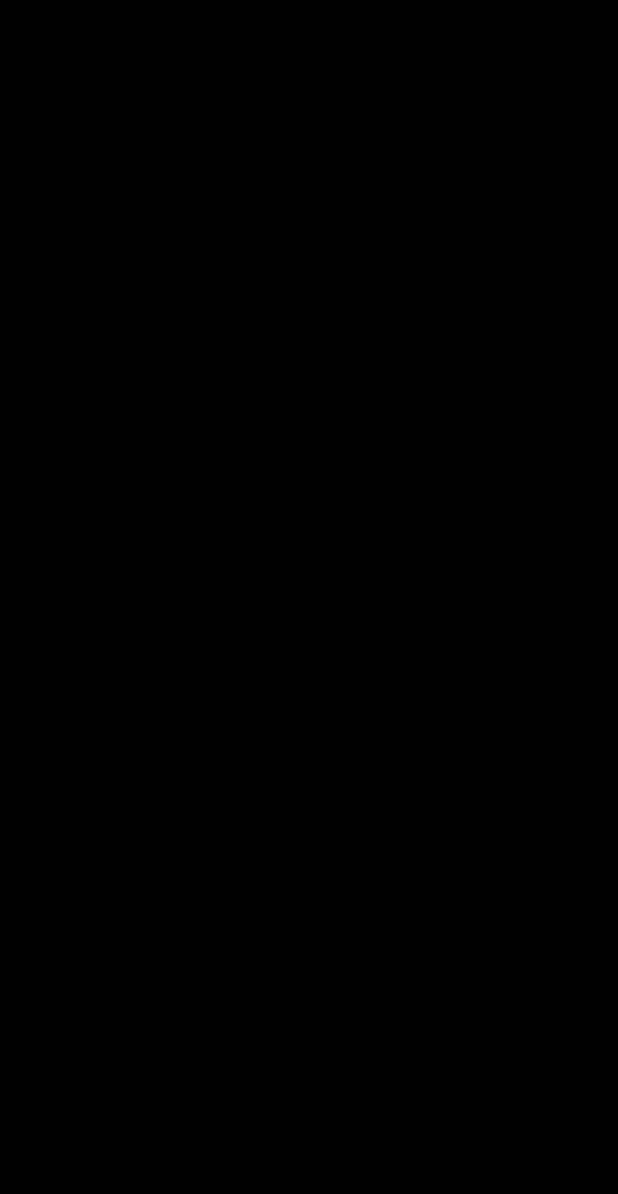
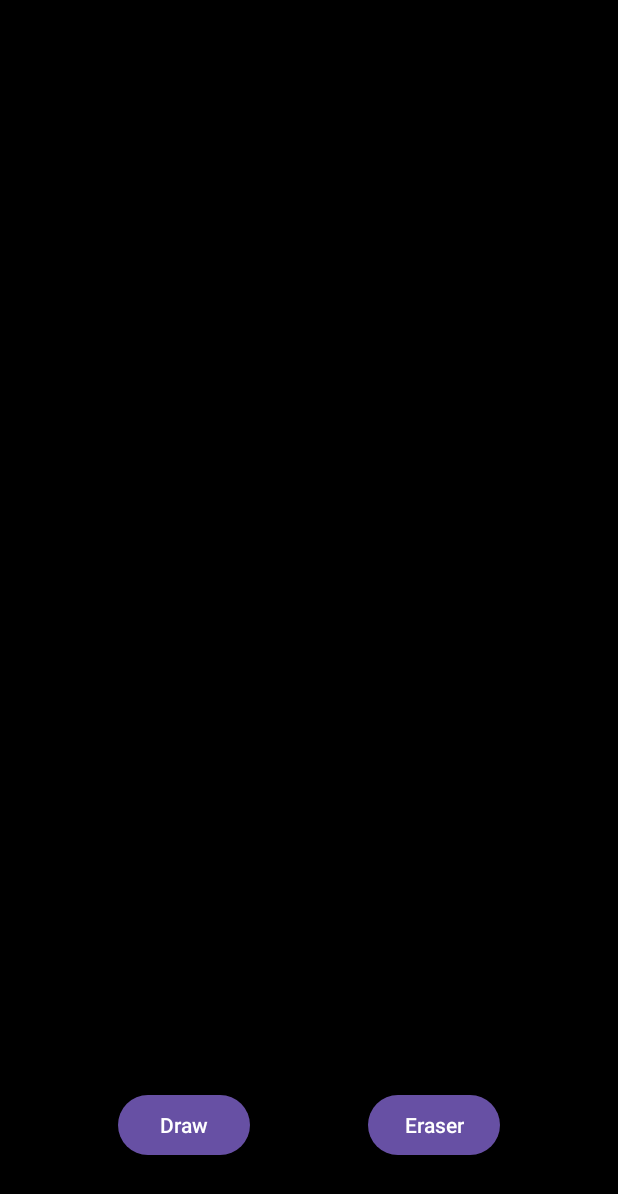
Before and after one commit to tuandv618/DrawView, an Android app: the screen it shows after launch (PandaActivity), on a phone screen of 412 x 824 dp. Before the commit the part shown is empty. Shown: the top 1194 px of the screen. Run offline under Robolectric (Android 15) with nearby library versions, the phone set to English and light mode, and no system bars.

```diff
--- a/app/src/main/java/com/canvas/paint/panda/PandaActivity.kt
+++ b/app/src/main/java/com/canvas/paint/panda/PandaActivity.kt
@@ -4,13 +4,24 @@ import androidx.appcompat.app.AppCompatActivity
 import android.os.Bundle
 import android.widget.Button
 import com.canvas.paint.R
+import com.canvas.paint.databinding.ActivityPandaBinding
 import com.canvas.paint.panda.view.CustomView
 
 class PandaActivity : AppCompatActivity() {
 
+    private lateinit var binding:ActivityPandaBinding
     override fun onCreate(savedInstanceState: Bundle?) {
         super.onCreate(savedInstanceState)
-        setContentView(R.layout.activity_panda)
+        binding = ActivityPandaBinding.inflate(layoutInflater)
+        setContentView(binding.root)
+
+        binding.btnEraser.setOnClickListener {
+            binding.customView.enableEraser()
+        }
+
+        binding.btnDraw.setOnClickListener {
+            binding.customView.disableEraser()
+        }
 
     }
 }
--- a/app/src/main/java/com/canvas/paint/panda/view/CustomView.kt
+++ b/app/src/main/java/com/canvas/paint/panda/view/CustomView.kt
@@ -3,59 +3,173 @@ package com.canvas.paint.panda.view
 import android.annotation.SuppressLint
 import android.content.Context
 import android.graphics.*
+import android.graphics.drawable.VectorDrawable
 import android.util.AttributeSet
 import android.view.MotionEvent
 import android.view.View
+import androidx.core.content.ContextCompat
+import androidx.core.graphics.drawable.toBitmap
+import com.canvas.paint.R
 import kotlin.math.sqrt
 
 class CustomView(context: Context, attrs: AttributeSet?) : View(context, attrs) {
-    private val path = Path()
-    private val paint = Paint().apply {
-        color = Color.WHITE
+
+    /**
+     * Kích thước icon, nét vẽ
+     */
+    private val sizeBrush = 30f
+
+    private var path = Path()
+    private var paint = Paint().apply {
+        color = Color.TRANSPARENT
         style = Paint.Style.STROKE
-        strokeWidth = 30F
+        strokeWidth = sizeBrush
     }
 
-    private val pointPaint = Paint().apply {
-        color = Color.RED // Màu sắc của chấm tròn
-        style = Paint.Style.FILL // Vẽ chấm tròn đầy
+    private val icon: Bitmap // Dữ liệu cần vẽ
+    private val points = mutableListOf<PointF>() // Danh sách để lưu trữ các điểm
+
+
+    private var scaledBitmapStroke: Bitmap? = null
+    // Tạo Bitmap và Canvas riêng để vẽ
+    private lateinit var drawCanvas: Canvas
+    private lateinit var canvasBitmap: Bitmap
+    private var bitmapStroke: VectorDrawable? = null // Data của stroke
+
+
+    private var eraserPaint = Paint()  // Paint của tẩy
+    private var isEraserOn = false
+
+
+    // Chức năng tẩy
+    fun enableEraser() {
+        isEraserOn = true
+        eraserPaint = Paint().apply {
+            isAntiAlias = true
+            strokeWidth = sizeBrush
+            style = Paint.Style.STROKE
+            strokeJoin = Paint.Join.ROUND
+            strokeCap = Paint.Cap.ROUND
+            xfermode = PorterDuffXfermode(PorterDuff.Mode.CLEAR)
+        }
     }
 
-    private val points = mutableListOf<PointF>() // Danh sách để lưu trữ các điểm
+    // Chức năng vẽ bình thường
+    fun disableEraser() {
+        isEraserOn = false
+        paint = Paint().apply {
+            color = Color.TRANSPARENT
+            style = Paint.Style.STROKE
+            strokeWidth = sizeBrush
+        }
+    }
 
+
+
+    // Tạo Bitmap và Canvas riêng để vẽ
+    override fun onSizeChanged(w: Int, h: Int, oldw: Int, oldh: Int) {
+        super.onSizeChanged(w, h, oldw, oldh)
+        scaledBitmapStroke = Bitmap.createBitmap(w, h, Bitmap.Config.ARGB_8888)
+        scaledBitmapStroke?.let { scaledBitmapStroke ->
+            val canvasStroke = Canvas(scaledBitmapStroke)
+            bitmapStroke?.setBounds(0, 0, w, h)
+            bitmapStroke?.draw(canvasStroke)
+        }
+        canvasBitmap = Bitmap.createBitmap(w, h, Bitmap.Config.ARGB_8888)
+        drawCanvas = Canvas(canvasBitmap)
+    }
+
+    init {
+        // Lấy bitmap từ drawable
+        val drawable = ContextCompat.getDrawable(context, R.drawable.emoji01_1)
+        icon = drawable?.toBitmap(sizeBrush.toInt(), sizeBrush.toInt()) ?: Bitmap.createBitmap(
+            sizeBrush.toInt(),
+            sizeBrush.toInt(),
+            Bitmap.Config.ARGB_8888
+        ) // Kích thước mặc định nếu không có drawable
+    }
+
+    /**
+     * Khi người dùng chạm xuống, nó bắt đầu một đường vẽ tại vị trí chạm và khi người dùng di chuyển ngón tay,
+     * nó sẽ vẽ tiếp theo đường đã vẽ trước đó, đồng thời thêm các điểm vào danh sách nếu người dùng di chuyển đủ xa
+     */
     @SuppressLint("ClickableViewAccessibility")
     override fun onTouchEvent(event: MotionEvent): Boolean {
         val x = event.x
         val y = event.y
         when (event.action) {
             MotionEvent.ACTION_DOWN -> {
-                path.moveTo(x, y)
-                points.add(PointF(x, y)) // Thêm điểm bắt đầu
+                points.clear()
+                if(!isEraserOn){
+                    points.add(PointF(x, y))  // Thêm điểm bắt đầu
+                }else{
+                    path.moveTo(x, y)
+                }
             }
 
             MotionEvent.ACTION_MOVE -> {
-                path.lineTo(x, y)
-                // Thêm điểm vào danh sách với khoảng cách
-                if (points.size == 0 || points.last().distance(x, y) > 50) { // Thay đổi khoảng cách nếu cần
-                    points.add(PointF(x, y))
+                if(!isEraserOn){
+                    // Thêm điểm vào danh sách với khoảng cách
+                    if (points.size == 0 || points.last()
+                            .distance(x, y) > (sizeBrush + 20)
+                    ) { // Thay đổi khoảng cách nếu cần
+                        points.add(PointF(x, y))
+                    }
+                }else{
+                    path.lineTo(x, y)
                 }
+
                 invalidate()
             }
+
+            MotionEvent.ACTION_UP -> {
+                path = Path()
+            }
         }
+
         return true
     }
 
+    /**
+     * Hàm distance này để trong trường hợp cần kiểm tra khoảng cách giữa các điểm,
+     * Kiểm tra xem người dùng đã người dùng đã di chuyển một khoảng cách đủ lớn để vẽ một điểm mới hay chưa.
+     */
     private fun PointF.distance(x: Float, y: Float): Float {
         return sqrt(((this.x - x) * (this.x - x) + (this.y - y) * (this.y - y)).toDouble()).toFloat()
     }
 
+    /**
+     * Vẽ lại view mới
+     */
     override fun onDraw(canvas: Canvas) {
         super.onDraw(canvas)
-        canvas.drawPath(path, paint)
+        //canvas.drawPath(path, paint)
+        drawBitmap(canvas)
+    }
 
-        // Vẽ các chấm tròn tại các điểm
-        for (point in points) {
-            canvas.drawCircle(point.x, point.y, 10f, pointPaint) // Kích thước của chấm tròn
+    /**
+     * Vẽ các nét vẽ bằng các icon dựa trên các tọa độ đã lưu
+     */
+    private fun drawBitmap(canvas: Canvas) {
+        // Vẽ Bitmap đã lưu lên canvas
+        canvas.drawBitmap(canvasBitmap, 0f, 0f, null)
+
+
+
+        // Vẽ nét đang vẽ
+        if (isEraserOn) {
+            drawCanvas.drawPath(path, eraserPaint)  // Sử dụng cọ tẩy
+        }else{
+            // Vẽ icon tại các điểm
+            for (point in points) {
+                drawCanvas.drawBitmap(
+                    icon,
+                    point.x - sizeBrush / 2,
+                    point.y - sizeBrush / 2,
+                    null
+                ) // Vẽ icon tại vị trí
+            }
         }
+
     }
 }
--- a/app/src/main/res/layout/activity_panda.xml
+++ b/app/src/main/res/layout/activity_panda.xml
@@ -18,5 +18,25 @@
 
     </FrameLayout>
 
+    <Button
+        android:id="@+id/btnDraw"
+        android:layout_width="wrap_content"
+        android:layout_height="wrap_content"
+        android:text="Draw"
+        android:layout_marginBottom="50dp"
+        app:layout_constraintBottom_toBottomOf="parent"
+        app:layout_constraintEnd_toStartOf="@+id/btnEraser"
+        app:layout_constraintStart_toStartOf="parent" />
+
+    <Button
+        android:id="@+id/btnEraser"
+        android:layout_width="wrap_content"
+        android:layout_height="wrap_content"
+        android:text="Eraser"
+        android:layout_marginBottom="50dp"
+        app:layout_constraintStart_toEndOf="@id/btnDraw"
+        app:layout_constraintBottom_toBottomOf="parent"
+        app:layout_constraintEnd_toEndOf="parent" />
+
 
 </androidx.constraintlayout.widget.ConstraintLayout>
```
